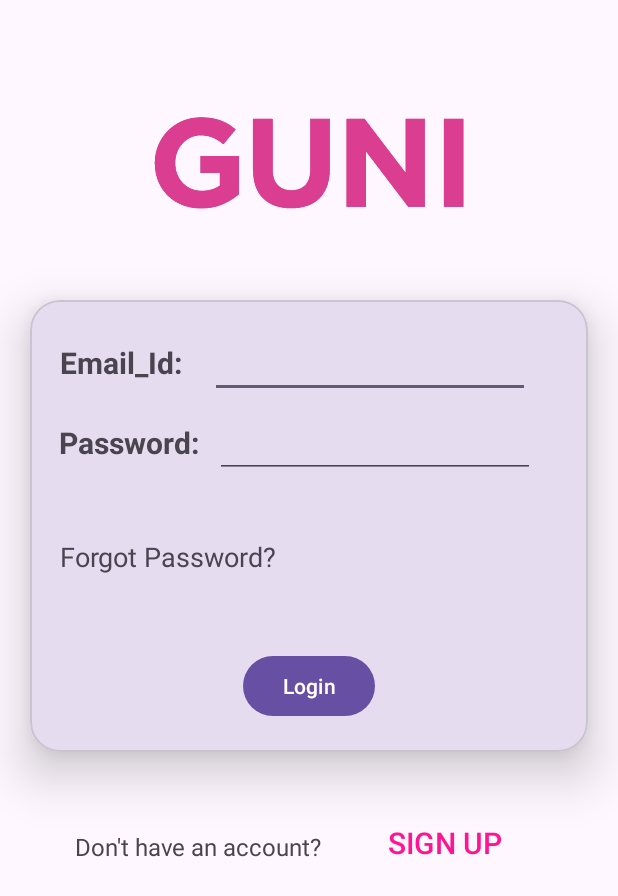
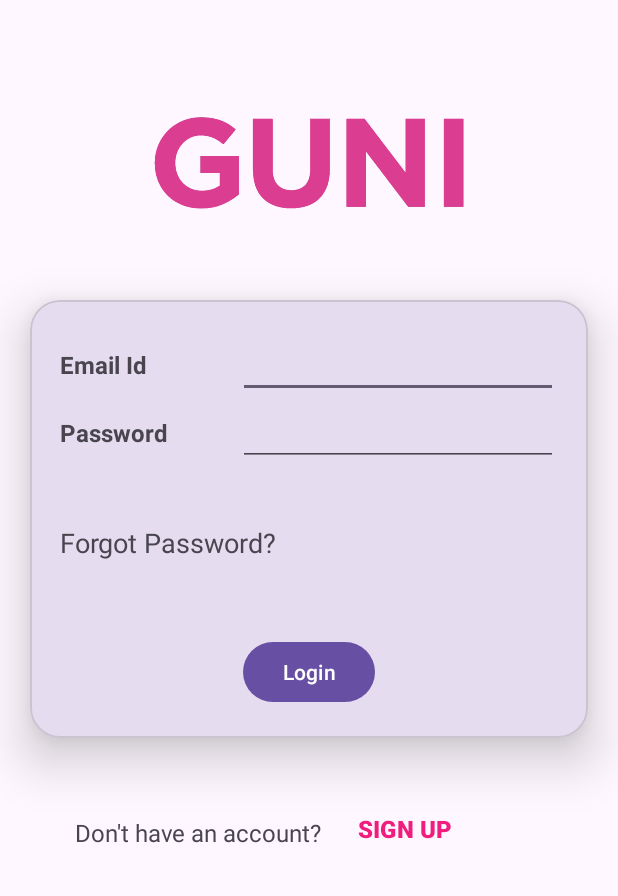
Before and after one commit to amipatel1708/MAD_Practical-4_21012011065, an Android app: the LoginActivity screen opened directly, with no data from a screen before it, on a phone screen of 412 x 824 dp. Shown: the top 896 px of the screen. Run offline under Robolectric (Android 15) with nearby library versions, the phone set to English and light mode, and no system bars.

```diff
--- a/app/src/main/res/layout/activity_login.xml
+++ b/app/src/main/res/layout/activity_login.xml
@@ -31,52 +31,51 @@
 
             <TextView
                 android:id="@+id/textView2"
-                android:layout_width="wrap_content"
+                android:layout_weight="0.5"
+                android:layout_width="0dp"
                 android:layout_height="wrap_content"
-                android:text="Email_Id:"
-                android:textSize="20sp"
+                android:text="Email Id"
+                android:textSize="16sp"
                 android:textStyle="bold"
                 app:layout_constraintBaseline_toBaselineOf="@+id/editTextTextEmailAddress"
                 app:layout_constraintStart_toStartOf="parent" />
 
             <TextView
                 android:id="@+id/textView3"
-                android:layout_width="wrap_content"
+                android:layout_weight="0.5"
+                android:layout_width="0dp"
                 android:layout_height="wrap_content"
-                android:text="  Password:"
-                android:textSize="20sp"
+                android:text="Password"
+                android:textSize="16sp"
                 android:textStyle="bold"
                 app:layout_constraintBaseline_toBaselineOf="@+id/editTextTextPassword"
-                app:layout_constraintEnd_toEndOf="@+id/textView2"
+
                 app:layout_constraintStart_toStartOf="parent" />
 
             <EditText
                 android:id="@+id/editTextTextEmailAddress"
-                android:layout_width="wrap_content"
+                android:layout_weight="0.5"
+                android:layout_width="0dp"
                 android:layout_height="wrap_content"
                 android:ems="10"
                 android:inputType="textEmailAddress"
                 app:layout_constraintEnd_toEndOf="parent"
-                app:layout_constraintStart_toEndOf="@id/textView2"
                 app:layout_constraintTop_toTopOf="parent" />
 
             <EditText
                 android:id="@+id/editTextTextPassword"
-                android:layout_width="wrap_content"
+                android:layout_width="0dp"
                 android:layout_height="wrap_content"
-                android:layout_marginTop="8dp"
+                android:layout_weight="0.5"
                 android:ems="10"
                 android:inputType="textPassword"
                 app:layout_constraintEnd_toEndOf="parent"
-                app:layout_constraintHorizontal_bias="0.419"
-                app:layout_constraintStart_toEndOf="@+id/textView3"
                 app:layout_constraintTop_toBottomOf="@+id/editTextTextEmailAddress" />
 
             <TextView
                 android:id="@+id/textView"
                 android:layout_width="wrap_content"
                 android:layout_height="wrap_content"
-
                 android:layout_marginTop="50dp"
                 android:text="Forgot Password?"
                 android:textSize="18sp"
@@ -110,11 +109,11 @@
         android:id="@+id/signup_button"
         android:layout_width="wrap_content"
         android:layout_height="wrap_content"
-        android:layout_marginStart="20dp"
         android:background="#00ffffff"
         android:text="SIGN UP"
-        android:textColor="#ff1493"
-        android:textSize="20sp"
+        android:textColor="#F01D7F"
+        android:textSize="16sp"
+        android:textStyle="bold"
         app:layout_constraintBottom_toBottomOf="@+id/textView8"
         app:layout_constraintStart_toEndOf="@+id/textView8"
         app:layout_constraintTop_toTopOf="@+id/textView8"
```
Also changed, not shown: app/src/main/java/com/example/mad_practical_4_21012011065/RegistrationActivity.kt (+7 -0 lines), app/src/main/res/layout/activity_registration.xml (+10 -9 lines).
